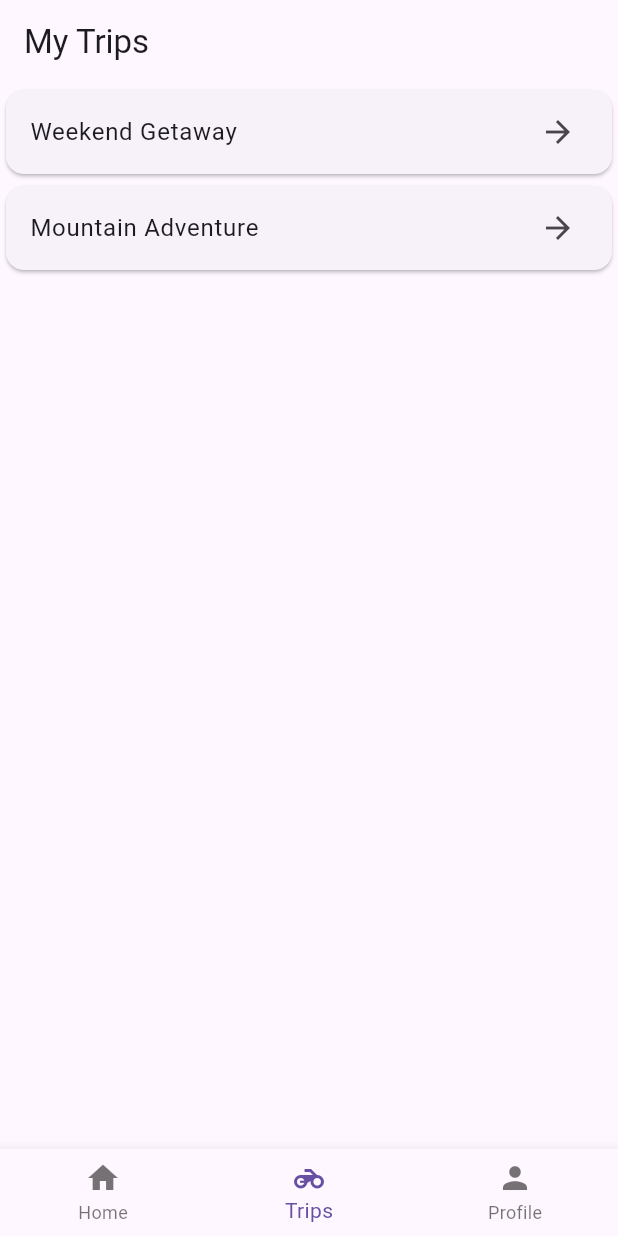
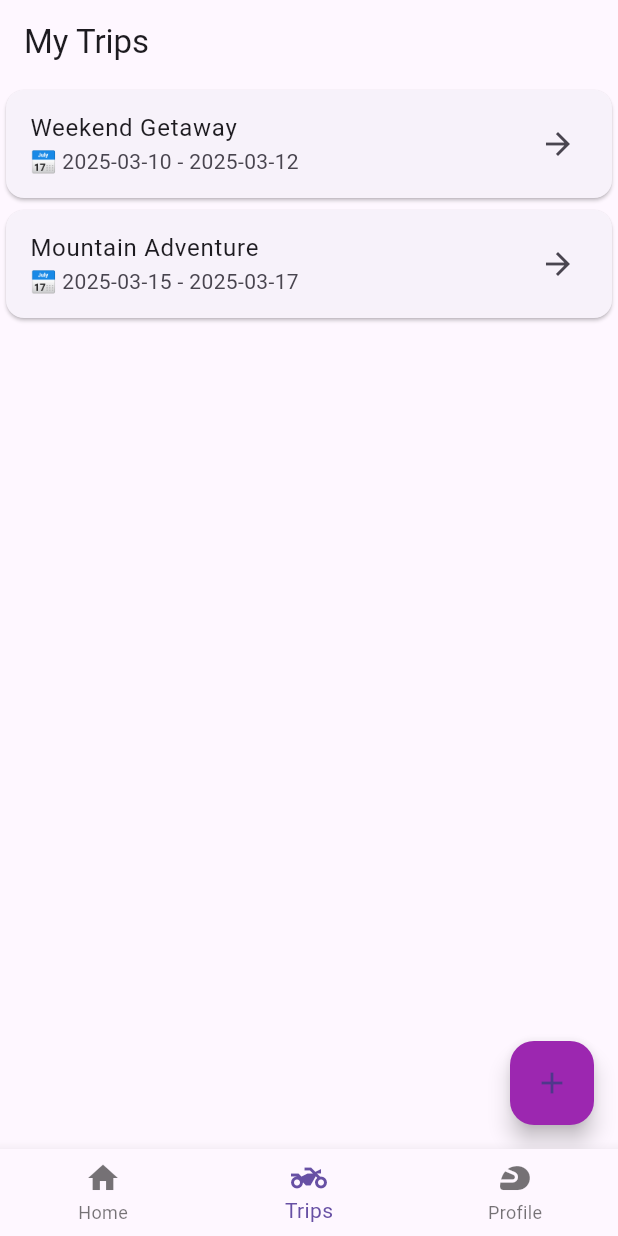
Before and after one commit to prasad88/trip_planner_flutter, a Flutter app: the screen it shows after launch, on a phone screen of 412 x 824 dp. Run offline on Flutter 3.47's test engine with Material 3 defaults, Android fonts, the light colour scheme and no system bars.

Commit message:
Day 1 General fixes and Add new trip

```diff
--- a/lib/main.dart
+++ b/lib/main.dart
@@ -1,7 +1,9 @@
 import 'package:flutter/material.dart';
+
 import 'screens/home_page.dart';
+import 'screens/profile_page.dart';
 import 'screens/trips_page.dart';
-import 'screens/profile_page.dart';
+
 
 void main() {
   runApp(MyApp());
@@ -11,7 +13,10 @@ class MyApp extends StatelessWidget {
   @override
   Widget build(BuildContext context) {
     return MaterialApp(
-      debugShowCheckedModeBanner: false,
+      title: 'Rider Trip Planner',
+      theme: ThemeData(
+        primarySwatch: Colors.blue,
+      ),
       home: MainScreen(),
     );
   }
@@ -19,13 +24,14 @@ class MyApp extends StatelessWidget {
 
 class MainScreen extends StatefulWidget {
   @override
+  // ignore: library_private_types_in_public_api
   _MainScreenState createState() => _MainScreenState();
 }
 
 class _MainScreenState extends State<MainScreen> {
-  int _selectedIndex = 1; // Default to Trips tab
+  int _selectedIndex = 1; // Default to Trips Page
 
-  static final List<Widget> _pages = [
+  static final List<Widget> _pages = <Widget>[
     HomePage(),
     TripsPage(),
     ProfilePage(),
@@ -42,13 +48,13 @@ class _MainScreenState extends State<MainScreen> {
     return Scaffold(
       body: _pages[_selectedIndex],
       bottomNavigationBar: BottomNavigationBar(
+        items: const <BottomNavigationBarItem>[
+          BottomNavigationBarItem(icon: Icon(Icons.home), label: 'Home'),
+          BottomNavigationBarItem(icon: Icon(Icons.two_wheeler), label: 'Trips'),
+          BottomNavigationBarItem(icon: Icon(Icons.sports_motorsports), label: 'Profile'),
+        ],
         currentIndex: _selectedIndex,
         onTap: _onItemTapped,
-        items: [
-          BottomNavigationBarItem(icon: Icon(Icons.home), label: "Home"),
-          BottomNavigationBarItem(icon: Icon(Icons.motorcycle), label: "Trips"),
-          BottomNavigationBarItem(icon: Icon(Icons.person), label: "Profile"),
-        ],
       ),
     );
   }
--- a/lib/screens/trips_page.dart
+++ b/lib/screens/trips_page.dart
@@ -1,24 +1,47 @@
 import 'package:flutter/material.dart';
-import 'trip_view_page.dart'; // Import the Trip View page
+import 'trip_view_page.dart';
+import 'add_trip_form.dart';
 
-class TripsPage extends StatelessWidget {
-  final List<Map<String, dynamic>> trips = [
+class TripsPage extends StatefulWidget {
+  @override
+  _TripsPageState createState() => _TripsPageState();
+}
+
+class _TripsPageState extends State<TripsPage> {
+  List<Map<String, dynamic>> trips = [
     {
       "name": "Weekend Getaway",
+      "startDate": "2025-03-10",
+      "endDate": "2025-03-12",
       "days": [
-        {"start": "City A", "end": "City B", "distance": "120"},
-        {"start": "City B", "end": "City C", "distance": "100"},
-        {"start": "City C", "end": "City D", "distance": "150"},
+        {"start": "City A", "end": "City B", "distance": "120 km"},
+        {"start": "City B", "end": "City C", "distance": "100 km"},
       ]
     },
     {
       "name": "Mountain Adventure",
+      "startDate": "2025-03-15",
+      "endDate": "2025-03-17",
       "days": [
-        {"start": "Town X", "end": "Hill Y", "distance": "80"},
-        {"start": "Hill Y", "end": "Valley Z", "distance": "90"},
+        {"start": "Town X", "end": "Hill Y", "distance": "80 km"},
+        {"start": "Hill Y", "end": "Valley Z", "distance": "90 km"},
       ]
     }
   ];
+
+  void _openAddTripForm() {
+    showModalBottomSheet(
+      context: context,
+      isScrollControlled: true,
+      builder: (context) => AddTripForm(
+        onTripAdded: (newTrip) {
+          setState(() {
+            trips.add(newTrip);
+          });
+        },
+      ),
+    );
+  }
 
   @override
   Widget build(BuildContext context) {
@@ -31,6 +54,7 @@ class TripsPage extends StatelessWidget {
           return Card(
             child: ListTile(
               title: Text(trip["name"]),
+              subtitle: Text("📅 ${trip["startDate"]} - ${trip["endDate"]}"),
               trailing: Icon(Icons.arrow_forward),
               onTap: () {
                 Navigator.push(
@@ -47,6 +71,11 @@ class TripsPage extends StatelessWidget {
           );
         },
       ),
+      floatingActionButton: FloatingActionButton(
+        onPressed: _openAddTripForm,
+        child: Icon(Icons.add),
+        backgroundColor: Colors.purple,
+      ),
     );
   }
 }
--- a/pubspec.yaml
+++ b/pubspec.yaml
@@ -34,6 +34,7 @@ dependencies:
   # The following adds the Cupertino Icons font to your application.
   # Use with the CupertinoIcons class for iOS style icons.
   cupertino_icons: ^1.0.8
+  intl: ^0.20.2
 
 dev_dependencies:
   flutter_test:
```
Also changed, not shown: lib/screens/add_trip_form.dart (added, +153 -0 lines), lib/screens/add_trip_screen.dart (deleted, +0 -105 lines), lib/screens/trip_view_page.dart (+2 -14 lines), pubspec.lock.
